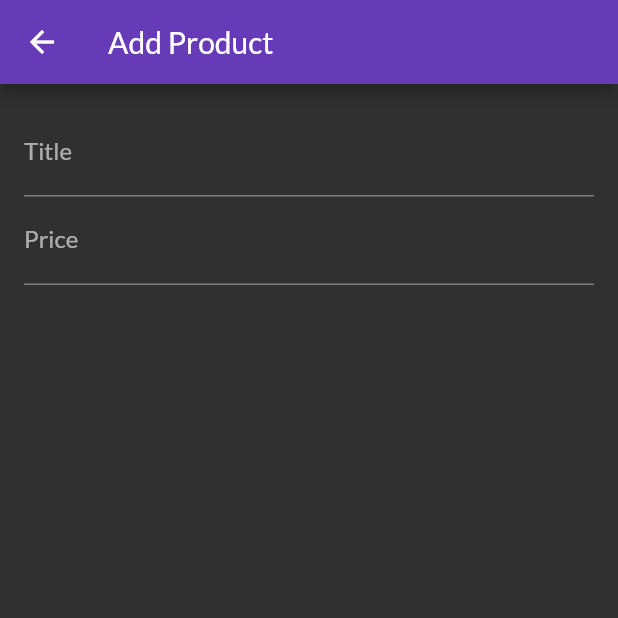
After one commit to bikashKatwal/flutter_shop_app, a Flutter app: the EditProductScreen screen opened by its route, on a phone screen of 412 x 824 dp, the top half of it. The commit adds this screen. Run offline on Flutter 3.47's test engine with Material 2 defaults, Android fonts, the phone set to English and light mode, and no system bars; network calls fail.

Commit message:
managing form input focus

```diff
--- a/lib/main.dart
+++ b/lib/main.dart
@@ -4,6 +4,7 @@ import 'package:shop_app/providers/cart_provider.dart';
 import 'package:shop_app/providers/orders_provider.dart';
 import 'package:shop_app/providers/products_provider.dart';
 import 'package:shop_app/screens/cart_screen.dart';
+import 'package:shop_app/screens/edit_product_screen.dart';
 import 'package:shop_app/screens/orders_screen.dart';
 import 'package:shop_app/screens/product_detail_screen.dart';
 import 'package:shop_app/screens/products_overview_screen.dart';
@@ -39,7 +40,8 @@ class MyApp extends StatelessWidget {
           ProductDetailScreen.routeName: (context) => ProductDetailScreen(),
           CartScreen.routeName: (context) => CartScreen(),
           OrdersScreen.routeName: (context) => OrdersScreen(),
-          UserProductsScreen.routeName: (context) => UserProductsScreen()
+          UserProductsScreen.routeName: (context) => UserProductsScreen(),
+          EditProductScreen.routeName: (context) => EditProductScreen()
         },
         title: kAppName,
         theme: ThemeData(
--- /dev/null
+++ b/lib/screens/edit_product_screen.dart
@@ -0,0 +1,45 @@
+import 'package:flutter/material.dart';
+
+class EditProductScreen extends StatefulWidget {
+  static const routeName = 'edit_product_screen';
+
+  @override
+  _EditProductScreenState createState() => _EditProductScreenState();
+}
+
+class _EditProductScreenState extends State<EditProductScreen> {
+  final _priceFocusNode = FocusNode();
+
+  @override
+  Widget build(BuildContext context) {
+    return Scaffold(
+      appBar: AppBar(
+        title: Text('Add Product'),
+      ),
+      body: Padding(
+        padding: const EdgeInsets.all(16.0),
+        child: Form(
+          child: SingleChildScrollView(
+            child: Column(
+              children: <Widget>[
+                TextFormField(
+                  decoration: InputDecoration(labelText: 'Title'),
+                  textInputAction: TextInputAction.next,
+                  onFieldSubmitted: (_) {
+                    FocusScope.of(context).requestFocus(_priceFocusNode);
+                  },
+                ),
+                TextFormField(
+                  decoration: InputDecoration(labelText: 'Price'),
+                  textInputAction: TextInputAction.next,
+                  keyboardType: TextInputType.number,
+                  focusNode: _priceFocusNode,
+                ),
+              ],
+            ),
+          ),
+        ),
+      ),
+    );
+  }
+}
--- a/lib/screens/user_products_screen.dart
+++ b/lib/screens/user_products_screen.dart
@@ -1,6 +1,7 @@
 import 'package:flutter/material.dart';
 import 'package:provider/provider.dart';
 import 'package:shop_app/providers/products_provider.dart';
+import 'package:shop_app/screens/edit_product_screen.dart';
 import 'package:shop_app/widgets/app_drawer.dart';
 import 'package:shop_app/widgets/user_product_item.dart';
 
@@ -17,7 +18,9 @@ class UserProductsScreen extends StatelessWidget {
         actions: <Widget>[
           IconButton(
             icon: Icon(Icons.add),
-            onPressed: () {},
+            onPressed: () {
+              Navigator.of(context).pushNamed(EditProductScreen.routeName);
+            },
           )
         ],
       ),
@@ -32,7 +35,7 @@ class UserProductsScreen extends StatelessWidget {
                 title: productsData[i].title,
                 imageUrl: productsData[i].imageUrl,
               ),
-              Divider()
+              Divider(),
             ],
           ),
         ),
```
